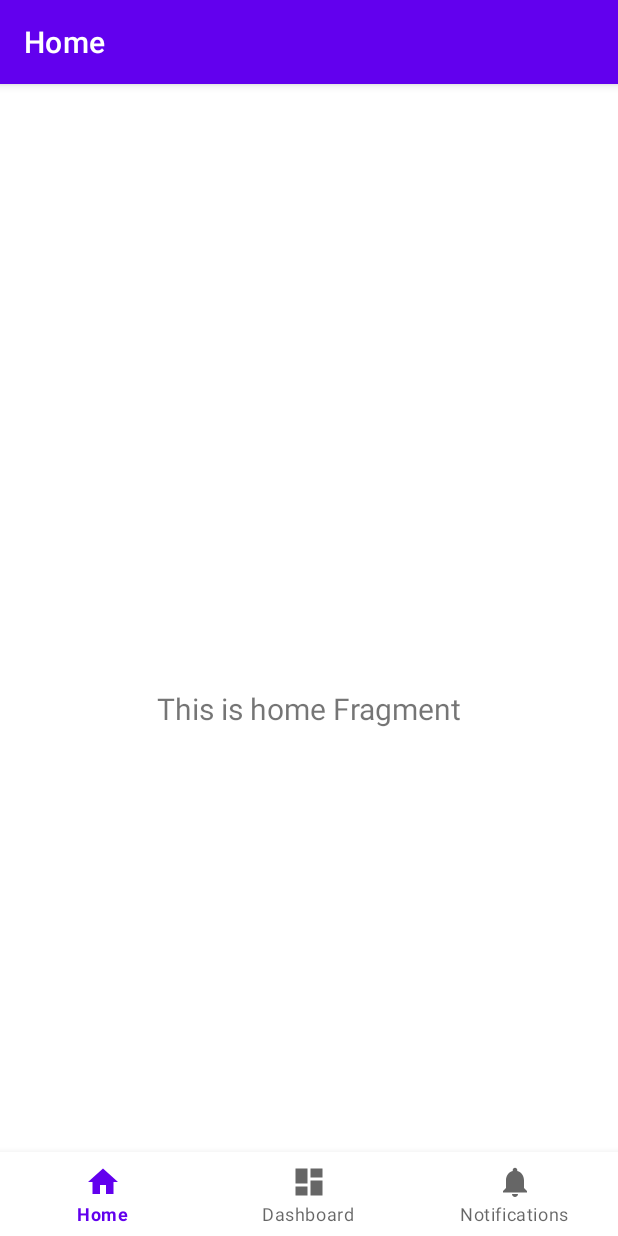
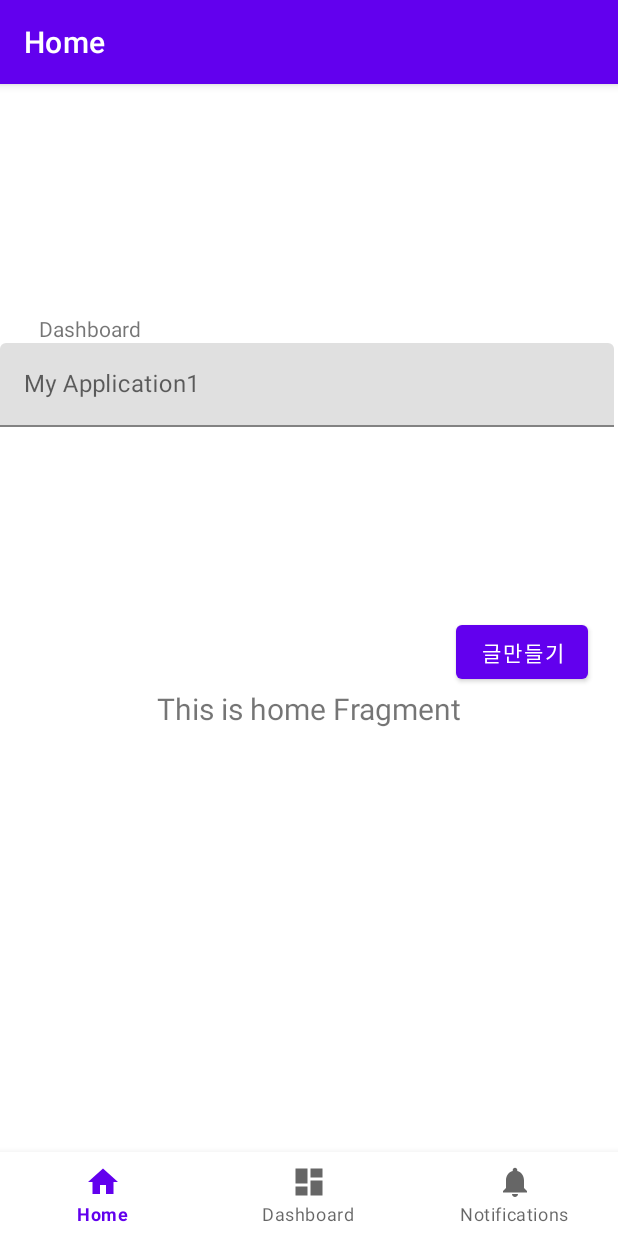
Before and after one commit to younjihoon/madcamp-1, an Android app: the screen it shows after launch (MainActivity), on a phone screen of 412 x 824 dp. Run offline under Robolectric (Android 15) with nearby library versions, the phone set to English and light mode, and no system bars; our stand-ins replace navigation-ui.

Commit message:
[feat] scene 2 scratch

```diff
--- a/app/build.gradle.kts
+++ b/app/build.gradle.kts
@@ -1,6 +1,7 @@
 plugins {
     alias(libs.plugins.android.application)
     alias(libs.plugins.kotlin.android)
+    alias(libs.plugins.kotlin.parcelize)
 }
 
 android {
@@ -48,6 +49,7 @@ dependencies {
     implementation(libs.androidx.lifecycle.viewmodel.ktx)
     implementation(libs.androidx.navigation.fragment.ktx)
     implementation(libs.androidx.navigation.ui.ktx)
+    implementation(libs.play.services.maps)
     testImplementation(libs.junit)
     androidTestImplementation(libs.androidx.junit)
     androidTestImplementation(libs.androidx.espresso.core)
--- a/app/src/main/res/layout/activity_main.xml
+++ b/app/src/main/res/layout/activity_main.xml
@@ -1,6 +1,7 @@
 <?xml version="1.0" encoding="utf-8"?>
 <androidx.constraintlayout.widget.ConstraintLayout xmlns:android="http://schemas.android.com/apk/res/android"
     xmlns:app="http://schemas.android.com/apk/res-auto"
+    xmlns:tools="http://schemas.android.com/tools"
     android:id="@+id/container"
     android:layout_width="match_parent"
     android:layout_height="match_parent"
--- a/app/src/main/res/layout/fragment_home.xml
+++ b/app/src/main/res/layout/fragment_home.xml
@@ -19,4 +19,43 @@
         app:layout_constraintEnd_toEndOf="parent"
         app:layout_constraintStart_toStartOf="parent"
         app:layout_constraintTop_toTopOf="parent" />
+
+    <TextView
+        android:id="@+id/textView"
+        android:layout_width="wrap_content"
+        android:layout_height="wrap_content"
+        android:layout_marginStart="26dp"
+        android:layout_marginTop="97dp"
+        android:text="@string/title_dashboard"
+        app:layout_constraintStart_toStartOf="parent"
+        app:layout_constraintTop_toTopOf="parent" />
+
+    <Button
+        android:id="@+id/button"
+        android:layout_width="wrap_content"
+        android:layout_height="wrap_content"
+        android:layout_marginEnd="12dp"
+        android:text="글만들기"
+        app:layout_constraintBottom_toTopOf="@+id/text_home"
+        app:layout_constraintEnd_toEndOf="@+id/text_home" />
+
+    <com.google.android.material.textfield.TextInputEditText
+        android:layout_width="match_parent"
+        android:layout_height="wrap_content"
+        android:hint="hint"
+        app:layout_constraintBottom_toBottomOf="parent"
+        app:layout_constraintStart_toStartOf="@+id/textView" />
+
+    <com.google.android.material.textfield.TextInputLayout
+        android:layout_width="409dp"
+        android:layout_height="wrap_content"
+        app:layout_constraintStart_toStartOf="parent"
+        app:layout_constraintTop_toBottomOf="@+id/textView">
+
+        <com.google.android.material.textfield.TextInputEditText
+            android:layout_width="match_parent"
+            android:layout_height="wrap_content"
+            android:hint="@string/app_name" />
+    </com.google.android.material.textfield.TextInputLayout>
+
 </androidx.constraintlayout.widget.ConstraintLayout>
--- a/app/src/main/res/values/strings.xml
+++ b/app/src/main/res/values/strings.xml
@@ -3,4 +3,6 @@
     <string name="title_home">Home</string>
     <string name="title_dashboard">Dashboard</string>
     <string name="title_notifications">Notifications</string>
+    <string name="example_string">hi</string>
+    <string name="photo">photo</string>
 </resources>
--- a/gradle/libs.versions.toml
+++ b/gradle/libs.versions.toml
@@ -12,6 +12,7 @@ lifecycleLivedataKtx = "2.6.1"
 lifecycleViewmodelKtx = "2.6.1"
 navigationFragmentKtx = "2.6.0"
 navigationUiKtx = "2.6.0"
+playServicesMaps = "19.0.0"
 
 [libraries]
 androidx-core-ktx = { group = "androidx.core", name = "core-ktx", version.ref = "coreKtx" }
@@ -25,7 +26,9 @@ androidx-lifecycle-livedata-ktx = { group = "androidx.lifecycle", name = "lifecy
 androidx-lifecycle-viewmodel-ktx = { group = "androidx.lifecycle", name = "lifecycle-viewmodel-ktx", version.ref = "lifecycleViewmodelKtx" }
 androidx-navigation-fragment-ktx = { group = "androidx.navigation", name = "navigation-fragment-ktx", version.ref = "navigationFragmentKtx" }
 androidx-navigation-ui-ktx = { group = "androidx.navigation", name = "navigation-ui-ktx", version.ref = "navigationUiKtx" }
+play-services-maps = { group = "com.google.android.gms", name = "play-services-maps", version.ref = "playServicesMaps" }
 
 [plugins]
 android-application = { id = "com.android.application", version.ref = "agp" }
 kotlin-android = { id = "org.jetbrains.kotlin.android", version.ref = "kotlin" }
+kotlin-parcelize = { id = "kotlin-parcelize" }
```
Also changed, not shown: app/src/main/java/com/example/myapplication1/data/Photo.kt (added, +11 -0 lines), app/src/main/java/com/example/myapplication1/ui/dashboard/DashboardFragment.kt (+42 -14 lines), app/src/main/java/com/example/myapplication1/ui/dashboard/PhotoAdapter.kt (added, +63 -0 lines), app/src/main/res/layout/dialog_photo_detail.xml (added, +33 -0 lines), app/src/main/res/layout/fragment_dashboard.xml (+23 -9 lines), app/src/main/res/layout/fragment_notifications.xml (+26 -1 lines), app/src/main/res/layout/item_photo.xml (added, +32 -0 lines).
